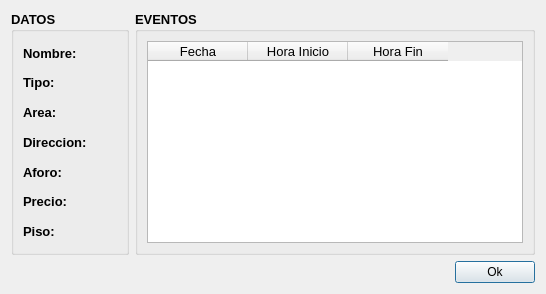
Above: verMas.ui from joisRomero/SistemaDeEventos before the change. Below: the same form after it.
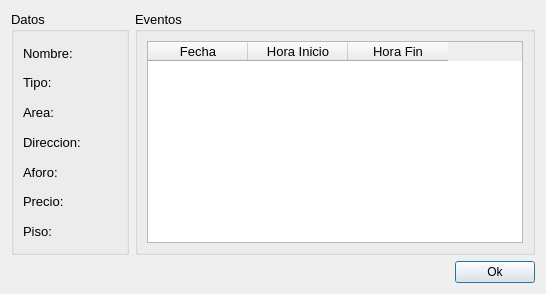
That is the form after the change.

Diff of the .ui file:
```diff
--- a/verMas.ui
+++ b/verMas.ui
@@ -21,12 +21,12 @@
        <property name="font">
         <font>
          <pointsize>10</pointsize>
-         <weight>75</weight>
-         <bold>true</bold>
+         <weight>50</weight>
+         <bold>false</bold>
         </font>
        </property>
        <property name="title">
-        <string>DATOS</string>
+        <string>Datos</string>
        </property>
        <layout class="QVBoxLayout" name="verticalLayout">
         <item>
@@ -48,8 +48,8 @@
             <property name="font">
              <font>
               <pointsize>10</pointsize>
-              <weight>75</weight>
-              <bold>true</bold>
+              <weight>50</weight>
+              <bold>false</bold>
              </font>
             </property>
             <property name="text">
@@ -92,8 +92,8 @@
             <property name="font">
              <font>
               <pointsize>10</pointsize>
-              <weight>75</weight>
-              <bold>true</bold>
+              <weight>50</weight>
+              <bold>false</bold>
              </font>
             </property>
             <property name="text">
@@ -136,8 +136,8 @@
             <property name="font">
              <font>
               <pointsize>10</pointsize>
-              <weight>75</weight>
-              <bold>true</bold>
+              <weight>50</weight>
+              <bold>false</bold>
              </font>
             </property>
             <property name="text">
@@ -180,8 +180,8 @@
             <property name="font">
              <font>
               <pointsize>10</pointsize>
-              <weight>75</weight>
-              <bold>true</bold>
+              <weight>50</weight>
+              <bold>false</bold>
              </font>
             </property>
             <property name="text">
@@ -224,8 +224,8 @@
             <property name="font">
              <font>
               <pointsize>10</pointsize>
-              <weight>75</weight>
-              <bold>true</bold>
+              <weight>50</weight>
+              <bold>false</bold>
              </font>
             </property>
             <property name="text">
@@ -268,8 +268,8 @@
             <property name="font">
              <font>
               <pointsize>10</pointsize>
-              <weight>75</weight>
-              <bold>true</bold>
+              <weight>50</weight>
+              <bold>false</bold>
              </font>
             </property>
             <property name="text">
@@ -312,8 +312,8 @@
             <property name="font">
              <font>
               <pointsize>10</pointsize>
-              <weight>75</weight>
-              <bold>true</bold>
+              <weight>50</weight>
+              <bold>false</bold>
              </font>
             </property>
             <property name="text">
@@ -345,12 +345,12 @@
        <property name="font">
         <font>
          <pointsize>10</pointsize>
-         <weight>75</weight>
-         <bold>true</bold>
+         <weight>50</weight>
+         <bold>false</bold>
         </font>
        </property>
        <property name="title">
-        <string>EVENTOS</string>
+        <string>Eventos</string>
        </property>
        <layout class="QVBoxLayout" name="verticalLayout_2">
         <item>
```
